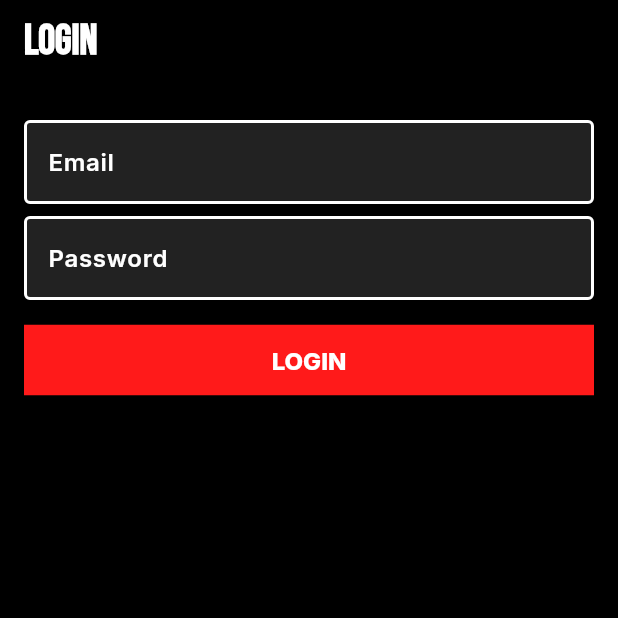
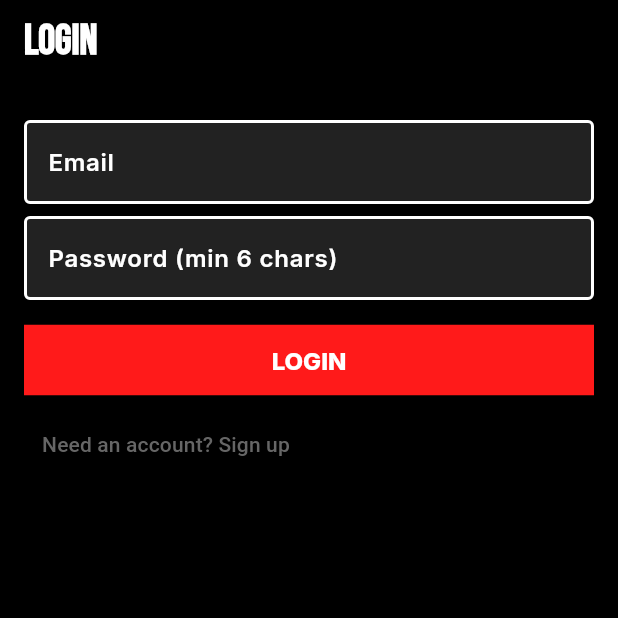
Before and after one commit to renatodap/alphagrit-frontend-v3, a Flutter app: the LoginScreen screen opened by its route, on a phone screen of 412 x 824 dp, the top half of it. Run offline on Flutter 3.47's test engine with Material 3 defaults, Android fonts, the phone set to English and light mode, and no system bars; our stand-ins replace dio, flutter_markdown, flutter_riverpod, go_router, google_fonts, image_picker and 3 more; accounts and stored records are empty; generated files the repository leaves out were written again.

Commit message:
Add signup functionality to login screen

```diff
--- a/lib/features/auth/login_screen.dart
+++ b/lib/features/auth/login_screen.dart
@@ -14,6 +14,7 @@ class _LoginScreenState extends State<LoginScreen> {
   final emailCtrl = TextEditingController();
   final passCtrl = TextEditingController();
   String? error;
+  bool isSignUp = false;
 
   @override
   void initState() {
@@ -33,21 +34,41 @@ class _LoginScreenState extends State<LoginScreen> {
     }
   }
 
+  Future<void> _signUp() async {
+    setState(() => error = null);
+    try {
+      await Supabase.instance.client.auth.signUp(email: emailCtrl.text, password: passCtrl.text);
+      if (mounted) {
+        setState(() => error = 'Check your email to confirm your account!');
+      }
+    } catch (e) {
+      setState(() => error = e.toString());
+    }
+  }
+
   @override
   Widget build(BuildContext context) {
     final t = AppLocalizations.of(context)!;
     return Scaffold(
-      appBar: AppBar(title: Text(t.login.toUpperCase())),
+      appBar: AppBar(title: Text((isSignUp ? 'SIGN UP' : t.login).toUpperCase())),
       body: Padding(
         padding: const EdgeInsets.all(16),
         child: Column(crossAxisAlignment: CrossAxisAlignment.start, children: [
-          if (error != null) GritCard(child: Text(error!, style: const TextStyle(color: Colors.red))),
+          if (error != null) GritCard(child: Text(error!, style: TextStyle(color: error!.contains('Check your email') ? GritColors.white : Colors.red))),
           const SizedBox(height: 8),
-          TextField(controller: emailCtrl, decoration: const InputDecoration(labelText: 'Email')),
+          TextField(controller: emailCtrl, decoration: const InputDecoration(labelText: 'Email'), keyboardType: TextInputType.emailAddress),
           const SizedBox(height: 8),
-          TextField(controller: passCtrl, decoration: const InputDecoration(labelText: 'Password'), obscureText: true),
+          TextField(controller: passCtrl, decoration: const InputDecoration(labelText: 'Password (min 6 chars)'), obscureText: true),
           const SizedBox(height: 16),
-          GritButton(label: t.login, onPressed: _login),
+          GritButton(label: isSignUp ? 'SIGN UP' : t.login, onPressed: isSignUp ? _signUp : _login),
+          const SizedBox(height: 8),
+          TextButton(
+            onPressed: () => setState(() => isSignUp = !isSignUp),
+            child: Text(
+              isSignUp ? 'Already have an account? Login' : 'Need an account? Sign up',
+              style: TextStyle(color: GritColors.grey),
+            ),
+          ),
         ]),
       ),
     );
```
